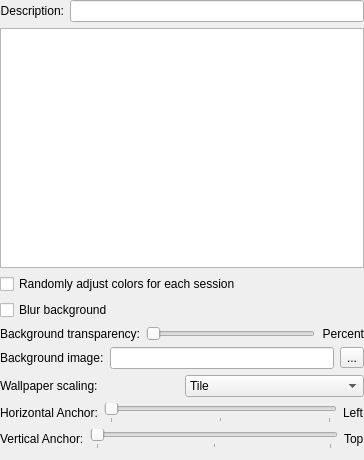
The window that src/colorscheme/ColorSchemeEditor.ui (KDE/konsole) describes before a commit, drawn with Qt 5.
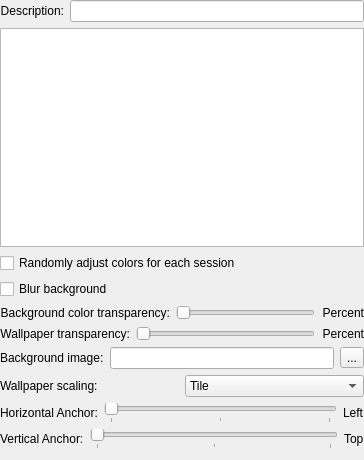
The same window after the commit. Custom widgets are drawn as their Qt base class.

Commit message: Separate bgcolor and wallpaper opacities

What changed in the file:
```diff
--- a/src/colorscheme/ColorSchemeEditor.ui
+++ b/src/colorscheme/ColorSchemeEditor.ui
@@ -66,7 +66,7 @@
      <item>
       <widget class="QLabel" name="transparencyLabel">
        <property name="text">
-        <string>Background transparency:</string>
+        <string>Background color transparency:</string>
        </property>
        <property name="alignment">
         <set>Qt::AlignRight|Qt::AlignTrailing|Qt::AlignVCenter</set>
@@ -95,6 +95,40 @@
      </item>
     </layout>
    </item>
+   <item>
+    <layout class="QHBoxLayout">
+     <item>
+      <widget class="QLabel" name="wallpaperTransparencyLabel">
+       <property name="text">
+        <string>Wallpaper transparency:</string>
+       </property>
+       <property name="alignment">
+        <set>Qt::AlignRight|Qt::AlignTrailing|Qt::AlignVCenter</set>
+       </property>
+      </widget>
+     </item>
+     <item>
+      <widget class="QSlider" name="wallpaperTransparencySlider">
+       <property name="maximum">
+        <number>100</number>
+       </property>
+       <property name="orientation">
+        <enum>Qt::Horizontal</enum>
+       </property>
+      </widget>
+     </item>
+     <item>
+      <widget class="QLabel" name="wallpaperTransparencyPercentLabel">
+       <property name="text">
+        <string>Percent</string>
+       </property>
+       <property name="alignment">
+        <set>Qt::AlignRight|Qt::AlignTrailing|Qt::AlignVCenter</set>
+       </property>
+      </widget>
+     </item>
+    </layout>
+   </item>
    <item>
     <layout class="QHBoxLayout">
      <item>
```
The commit also changes 7 other files.
